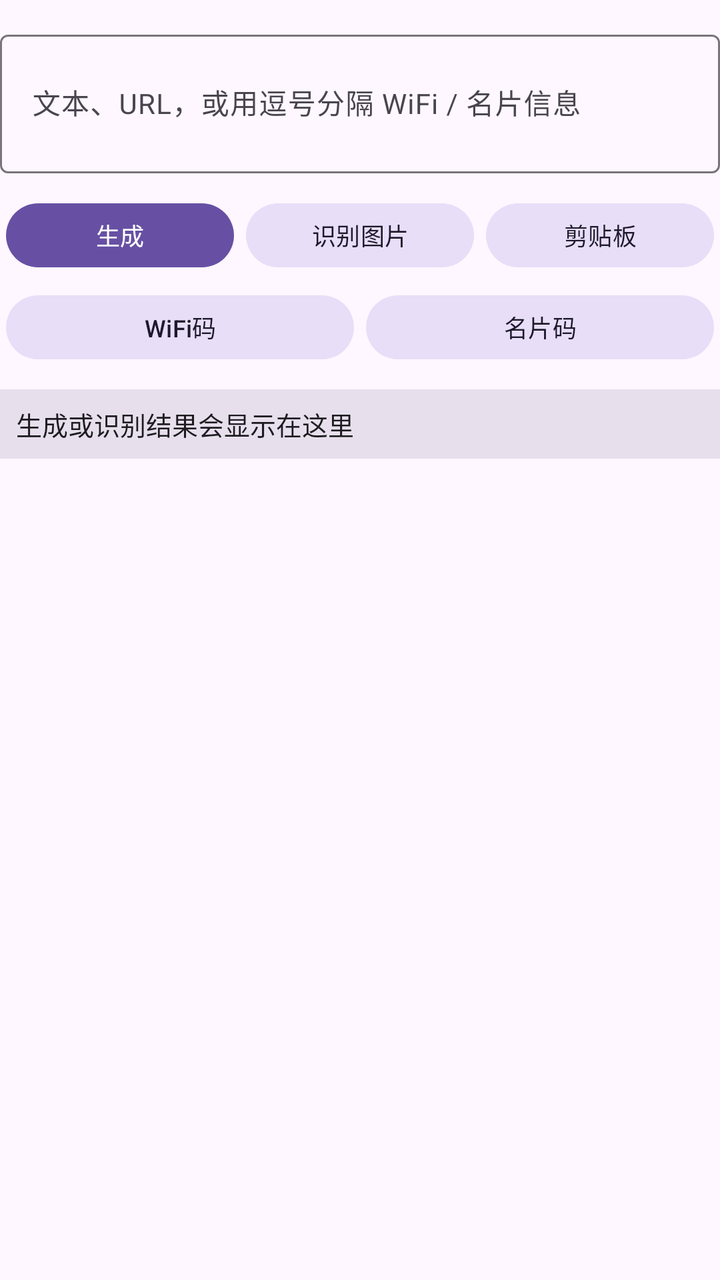
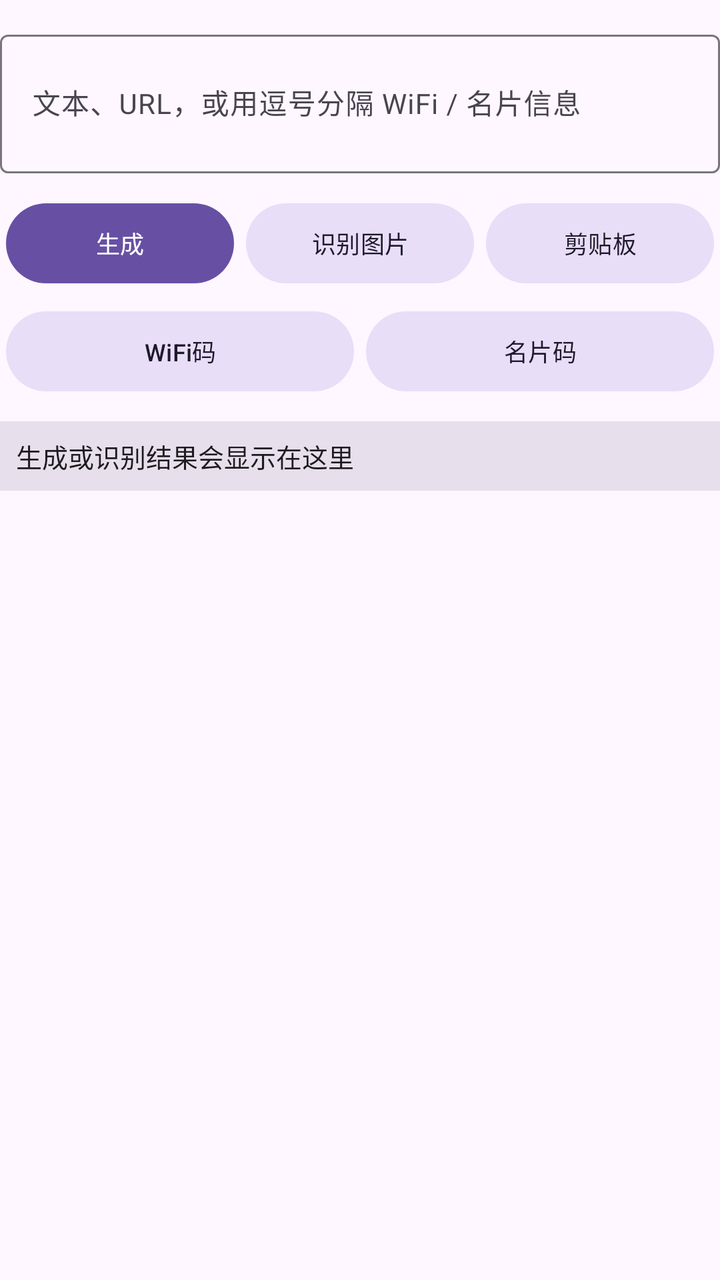

An Android layout rendered at two revisions. The XML below is the earlier revision; the diff shows what the commit changed to produce the second picture.
<!-- AndroidManifest.xml: application theme Theme.GameCenterApp -->
<!-- res/layout/item_tool_qr_plus.xml -->
<?xml version="1.0" encoding="utf-8"?>
<LinearLayout xmlns:android="http://schemas.android.com/apk/res/android"
    android:layout_width="match_parent"
    android:layout_height="wrap_content"
    android:orientation="vertical">

    <com.google.android.material.textfield.TextInputLayout
        android:layout_width="match_parent"
        android:layout_height="wrap_content"
        android:layout_marginTop="12dp"
        android:hint="文本、URL，或用逗号分隔 WiFi / 名片信息">

        <com.google.android.material.textfield.TextInputEditText
            android:id="@+id/et_qr_plus_input"
            android:layout_width="match_parent"
            android:layout_height="wrap_content"
            android:inputType="textMultiLine"
            android:maxLines="4"
            android:minLines="2"
            android:textSize="14sp" />

    </com.google.android.material.textfield.TextInputLayout>

    <LinearLayout
        android:layout_width="match_parent"
        android:layout_height="wrap_content"
        android:layout_marginTop="8dp"
        android:orientation="horizontal">

        <com.google.android.material.button.MaterialButton
            android:id="@+id/btn_qr_plus_generate"
            android:layout_width="0dp"
            android:layout_height="40dp"
            android:layout_margin="3dp"
            android:layout_weight="1"
            android:text="生成"
            android:textSize="12sp" />

        <com.google.android.material.button.MaterialButton
            android:id="@+id/btn_qr_plus_decode_image"
            style="@style/Widget.Material3.Button.TonalButton"
            android:layout_width="0dp"
            android:layout_height="40dp"
            android:layout_margin="3dp"
            android:layout_weight="1"
            android:text="识别图片"
            android:textSize="12sp" />

        <com.google.android.material.button.MaterialButton
            android:id="@+id/btn_qr_plus_clipboard"
            style="@style/Widget.Material3.Button.TonalButton"
            android:layout_width="0dp"
            android:layout_height="40dp"
            android:layout_margin="3dp"
            android:layout_weight="1"
            android:text="剪贴板"
            android:textSize="12sp" />

    </LinearLayout>

    <LinearLayout
        android:layout_width="match_parent"
        android:layout_height="wrap_content"
        android:orientation="horizontal">

        <com.google.android.material.button.MaterialButton
            android:id="@+id/btn_qr_plus_wifi"
            style="@style/Widget.Material3.Button.TonalButton"
            android:layout_width="0dp"
            android:layout_height="40dp"
            android:layout_margin="3dp"
            android:layout_weight="1"
            android:text="WiFi码"
            android:textSize="12sp" />

        <com.google.android.material.button.MaterialButton
            android:id="@+id/btn_qr_plus_vcard"
            style="@style/Widget.Material3.Button.TonalButton"
            android:layout_width="0dp"
            android:layout_height="40dp"
            android:layout_margin="3dp"
            android:layout_weight="1"
            android:text="名片码"
            android:textSize="12sp" />

    </LinearLayout>

    <ImageView
        android:id="@+id/iv_qr_plus"
        android:layout_width="220dp"
        android:layout_height="220dp"
        android:layout_gravity="center_horizontal"
        android:layout_marginTop="12dp"
        android:contentDescription="二维码预览"
        android:scaleType="fitCenter"
        android:visibility="gone" />

    <TextView
        android:id="@+id/tv_qr_plus_result"
        android:layout_width="match_parent"
        android:layout_height="wrap_content"
        android:layout_marginTop="8dp"
        android:background="?attr/colorSurfaceVariant"
        android:fontFamily="monospace"
        android:lineSpacingExtra="4dp"
        android:padding="8dp"
        android:text="生成或识别结果会显示在这里"
        android:textColor="?android:attr/textColorPrimary"
        android:textIsSelectable="true"
        android:textSize="13sp" />

</LinearLayout>
<!-- resources referenced by this layout -->
<resources>
  <style name="Theme.GameCenterApp" parent="Theme.Material3.DayNight.NoActionBar">
          <item name="colorPrimary">@color/md_theme_light_primary</item>
          <item name="colorOnPrimary">@color/md_theme_light_on_primary</item>
          <item name="colorPrimaryContainer">@color/md_theme_light_primary_container</item>
          <item name="colorOnPrimaryContainer">@color/md_theme_light_on_primary_container</item>
          <item name="colorSecondary">@color/md_theme_light_secondary</item>
          <item name="colorOnSecondary">@color/md_theme_light_on_secondary</item>
          <item name="colorSecondaryContainer">@color/md_theme_light_secondary_container</item>
          <item name="colorOnSecondaryContainer">@color/md_theme_light_on_secondary_container</item>
          <item name="colorSurface">@color/md_theme_light_surface</item>
          <item name="colorOnSurface">@color/md_theme_light_on_surface</item>
          <item name="colorOnSurfaceVariant">@color/md_theme_light_on_surface_variant</item>
          <item name="android:colorBackground">@color/md_theme_light_background</item>
          <item name="android:statusBarColor">@color/md_theme_light_surface</item>
          <item name="android:navigationBarColor">@color/md_theme_light_surface</item>
          <item name="android:windowLightStatusBar">true</item>
      </style>
  <color name="md_theme_light_primary">#6750A4</color>
  <color name="md_theme_light_on_primary">#FFFFFF</color>
  <color name="md_theme_light_primary_container">#EADDFF</color>
  <color name="md_theme_light_on_primary_container">#21005D</color>
  <color name="md_theme_light_secondary">#625B71</color>
  <color name="md_theme_light_on_secondary">#FFFFFF</color>
  <color name="md_theme_light_secondary_container">#E8DEF8</color>
  <color name="md_theme_light_on_secondary_container">#1D192B</color>
  <color name="md_theme_light_surface">#FEF7FF</color>
  <color name="md_theme_light_on_surface">#1D1B20</color>
  <color name="md_theme_light_on_surface_variant">#49454F</color>
  <color name="md_theme_light_background">#FEF7FF</color>
</resources>

<!-- the commit's change to res/layout/item_tool_qr_plus.xml (unified diff, before → after) -->
@@ -30,7 +30,7 @@
         <com.google.android.material.button.MaterialButton
             android:id="@+id/btn_qr_plus_generate"
             android:layout_width="0dp"
-            android:layout_height="40dp"
+            android:layout_height="48dp"
             android:layout_margin="3dp"
             android:layout_weight="1"
             android:text="生成"
@@ -38,9 +38,9 @@
 
         <com.google.android.material.button.MaterialButton
             android:id="@+id/btn_qr_plus_decode_image"
-            style="@style/Widget.Material3.Button.TonalButton"
+            style="@style/Widget.GameCenter.Button.Tonal"
             android:layout_width="0dp"
-            android:layout_height="40dp"
+            android:layout_height="48dp"
             android:layout_margin="3dp"
             android:layout_weight="1"
             android:text="识别图片"
@@ -48,9 +48,9 @@
 
         <com.google.android.material.button.MaterialButton
             android:id="@+id/btn_qr_plus_clipboard"
-            style="@style/Widget.Material3.Button.TonalButton"
+            style="@style/Widget.GameCenter.Button.Tonal"
             android:layout_width="0dp"
-            android:layout_height="40dp"
+            android:layout_height="48dp"
             android:layout_margin="3dp"
             android:layout_weight="1"
             android:text="剪贴板"
@@ -65,9 +65,9 @@
 
         <com.google.android.material.button.MaterialButton
             android:id="@+id/btn_qr_plus_wifi"
-            style="@style/Widget.Material3.Button.TonalButton"
+            style="@style/Widget.GameCenter.Button.Tonal"
             android:layout_width="0dp"
-            android:layout_height="40dp"
+            android:layout_height="48dp"
             android:layout_margin="3dp"
             android:layout_weight="1"
             android:text="WiFi码"
@@ -75,9 +75,9 @@
 
         <com.google.android.material.button.MaterialButton
             android:id="@+id/btn_qr_plus_vcard"
-            style="@style/Widget.Material3.Button.TonalButton"
+            style="@style/Widget.GameCenter.Button.Tonal"
             android:layout_width="0dp"
-            android:layout_height="40dp"
+            android:layout_height="48dp"
             android:layout_margin="3dp"
             android:layout_weight="1"
             android:text="名片码"
<!-- resource entries referenced after the edit -->
@@ -1,5 +1,17 @@
 <!-- resources referenced by this layout -->
 <resources>
+  <style name="Widget.GameCenter.Button.Tonal" parent="Widget.Material3.Button.TonalButton">
+          <item name="android:minHeight">48dp</item>
+          <item name="minHeight">48dp</item>
+          <item name="android:paddingTop">6dp</item>
+          <item name="android:paddingBottom">6dp</item>
+          <item name="android:paddingStart">12dp</item>
+          <item name="android:paddingEnd">12dp</item>
+          <item name="android:includeFontPadding">true</item>
+          <item name="android:maxLines">2</item>
+          <item name="android:ellipsize">end</item>
+          <item name="android:textAllCaps">false</item>
+      </style>
   <style name="Theme.GameCenterApp" parent="Theme.Material3.DayNight.NoActionBar">
           <item name="colorPrimary">@color/md_theme_light_primary</item>
           <item name="colorOnPrimary">@color/md_theme_light_on_primary</item>
@@ -16,6 +28,8 @@
           <item name="android:statusBarColor">@color/md_theme_light_surface</item>
           <item name="android:navigationBarColor">@color/md_theme_light_surface</item>
           <item name="android:windowLightStatusBar">true</item>
+          <item name="materialButtonStyle">@style/Widget.GameCenter.Button</item>
+          <item name="android:buttonStyle">@style/Widget.GameCenter.PlatformButton</item>
       </style>
   <color name="md_theme_light_primary">#6750A4</color>
   <color name="md_theme_light_on_primary">#FFFFFF</color>
@@ -29,5 +43,26 @@
   <color name="md_theme_light_on_surface">#1D1B20</color>
   <color name="md_theme_light_on_surface_variant">#49454F</color>
   <color name="md_theme_light_background">#FEF7FF</color>
+  <style name="Widget.GameCenter.Button" parent="Widget.Material3.Button">
+          <item name="android:minHeight">48dp</item>
+          <item name="minHeight">48dp</item>
+          <item name="android:paddingTop">6dp</item>
+          <item name="android:paddingBottom">6dp</item>
+          <item name="android:paddingStart">12dp</item>
+          <item name="android:paddingEnd">12dp</item>
+          <item name="android:includeFontPadding">true</item>
+          <item name="android:maxLines">2</item>
+          <item name="android:ellipsize">end</item>
+          <item name="android:textAllCaps">false</item>
+      </style>
+  <style name="Widget.GameCenter.PlatformButton" parent="@android:style/Widget.Material.Button">
+          <item name="android:minHeight">44dp</item>
+          <item name="android:paddingTop">4dp</item>
+          <item name="android:paddingBottom">4dp</item>
+          <item name="android:includeFontPadding">true</item>
+          <item name="android:maxLines">2</item>
+          <item name="android:ellipsize">end</item>
+          <item name="android:textAllCaps">false</item>
+      </style>
 </resources>
 
